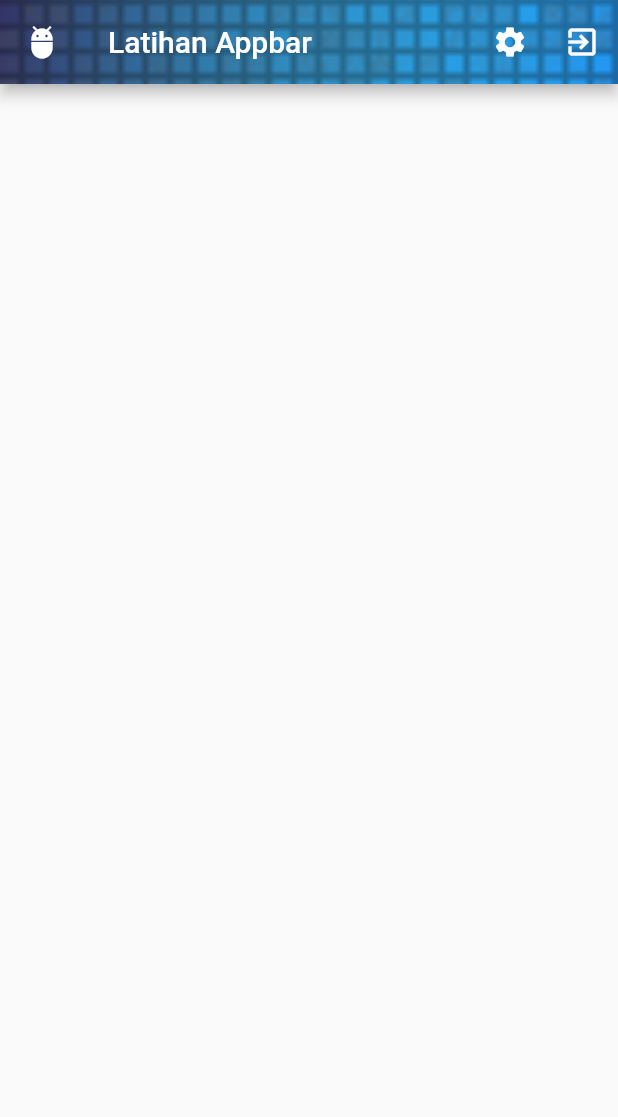
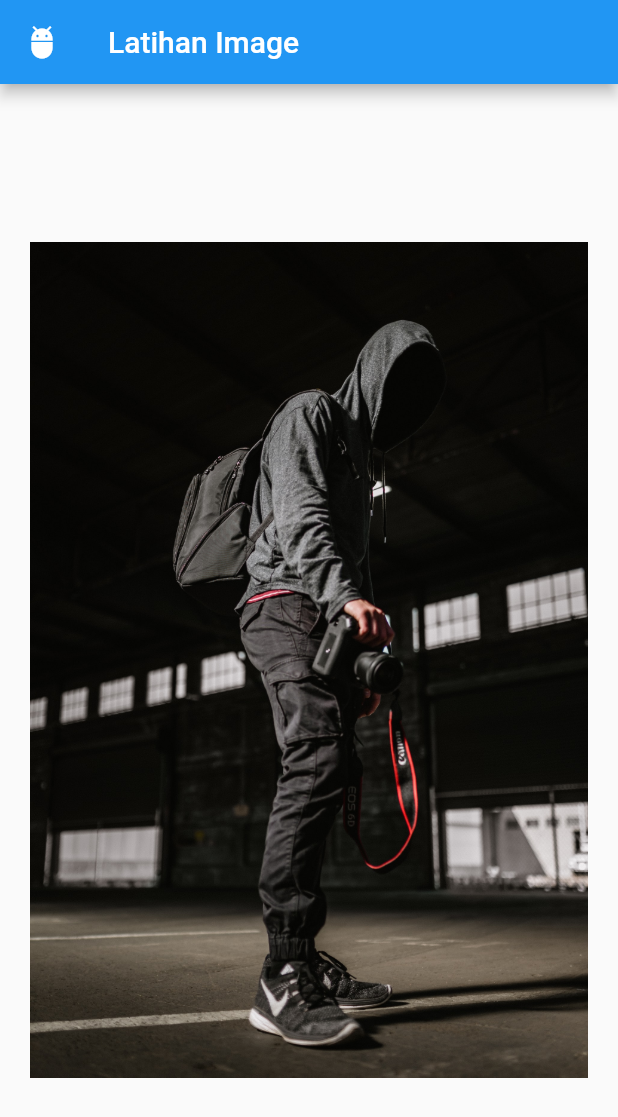
Before and after one commit to akbariyansyah/latihan-flutter, a Flutter app: the screen it shows after launch, on a phone screen of 412 x 824 dp. Shown: the top 1117 px of the screen. Run offline on Flutter 3.47's test engine with Material 2 defaults, Android fonts, the light colour scheme and no system bars; our stand-ins replace hexcolor.

Commit message:
-Initial Commit

```diff
--- a/lib/main.dart
+++ b/lib/main.dart
@@ -19,23 +19,15 @@ class MyApp extends StatelessWidget {
             color: Colors.white,
           ),
           title: Text(
-            "Latihan Appbar",
+            "Latihan Image",
             style: TextStyle(color: Colors.white),
           ),
-          actions: [
-            IconButton(icon: Icon(Icons.settings), onPressed: () {}),
-            IconButton(icon: Icon(Icons.exit_to_app), onPressed: () {}),
-          ],
-          flexibleSpace: Container(
-            decoration: BoxDecoration(
-                gradient: LinearGradient(
-                    colors: [color1, color2],
-                    begin: FractionalOffset.topLeft,
-                    end: FractionalOffset.bottomRight),
-                image: DecorationImage(
-                    image: AssetImage("assets/pattern.png"),
-                    fit: BoxFit.cover,
-                    repeat: ImageRepeat.repeatX)),
+
+        ),
+        body: Center(
+          child: Container(
+            margin: EdgeInsets.all(20),
+            child: Image(image: AssetImage("assets/image-1.jpg")),
           ),
         ),
       ),
```
